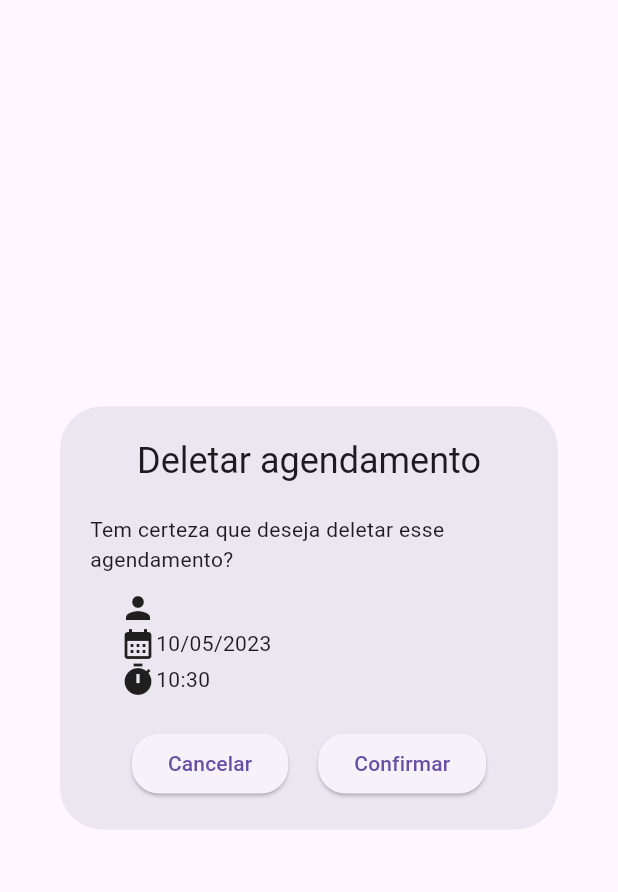
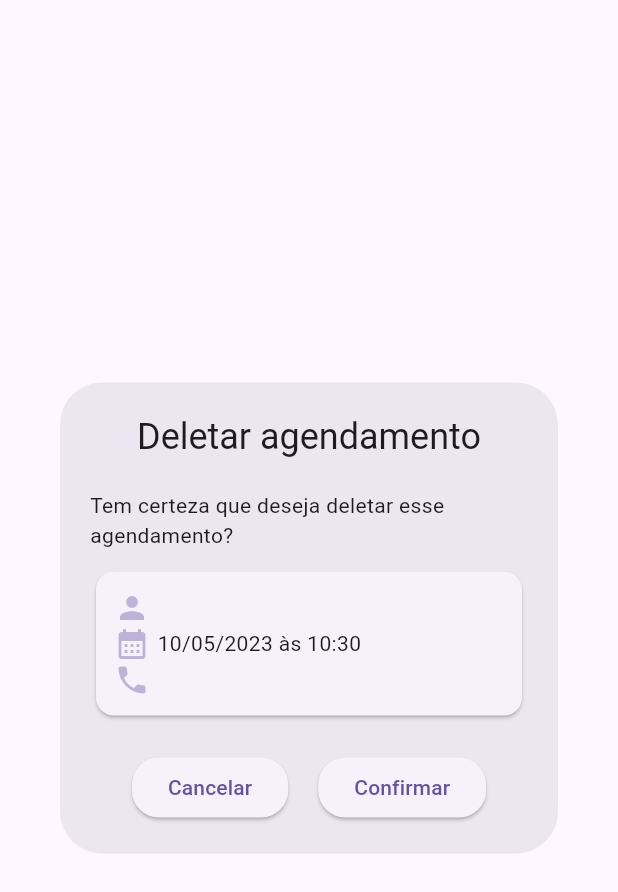
Before and after one commit to daricesousa/crud_agendamento, a Flutter app: the AppointmentDeleteDialog widget shown alone on an empty page, opened directly with empty values, on a phone screen of 412 x 824 dp. Shown: the top 892 px of the screen. Run offline on Flutter 3.47's test engine with Material 2 defaults, Android fonts, the phone set to English and light mode, and no system bars; our stand-ins replace get; missing offline and left inert: mask, scrollable_clean_calendar; network calls fail.

Commit message:
Improve layout of appointments in HomePage

```diff
--- a/lib/app/modules/home/widgets/appointment_delete_dialog.dart
+++ b/lib/app/modules/home/widgets/appointment_delete_dialog.dart
@@ -1,6 +1,6 @@
-import 'package:crud_agendamento/app/core/utils/formatters.dart';
 import 'package:crud_agendamento/app/core/widgets/app_button.dart';
 import 'package:crud_agendamento/app/models/appointment_model.dart';
+import 'package:crud_agendamento/app/modules/home/widgets/card_appointment.dart';
 import 'package:flutter/material.dart';
 import 'package:get/get.dart';
 
@@ -37,30 +37,7 @@ class _AppointmentDeleteDialogState extends State<AppointmentDeleteDialog> {
               const SizedBox(height: 20),
               const Text("Tem certeza que deseja deletar esse agendamento?"),
               const SizedBox(height: 10),
-              Row(
-                crossAxisAlignment: CrossAxisAlignment.center,
-                children: [
-                  const SizedBox(width: 20),
-                  const Icon(Icons.person),
-                  Text(appointment.name),
-                ],
-              ),
-              Row(
-                crossAxisAlignment: CrossAxisAlignment.center,
-                children: [
-                  const SizedBox(width: 20),
-                  const Icon(Icons.calendar_month),
-                  Text(Formatters.dateDisplay(appointment.date)),
-                ],
-              ),
-              Row(
-                crossAxisAlignment: CrossAxisAlignment.center,
-                children: [
-                  const SizedBox(width: 20),
-                  const Icon(Icons.timer),
-                  Text(Formatters.hourDisplay(appointment.date)),
-                ],
-              ),
+              CardAppointment(appointment: appointment, actions: false),
               const SizedBox(height: 20),
               Wrap(
                 alignment: WrapAlignment.spaceBetween,
--- /dev/null
+++ b/lib/app/modules/home/widgets/card_appointment.dart
@@ -0,0 +1,86 @@
+import 'package:crud_agendamento/app/core/utils/formatters.dart';
+import 'package:crud_agendamento/app/models/appointment_model.dart';
+import 'package:flutter/material.dart';
+import 'package:get/get.dart';
+
+class CardAppointment extends StatelessWidget {
+  final AppointmentModel appointment;
+  final Function()? edit;
+  final Function()? delete;
+  final bool actions;
+
+  const CardAppointment({
+    Key? key,
+    required this.appointment,
+    this.edit,
+    this.delete,
+    this.actions = true,
+  }) : super(key: key);
+
+  @override
+  Widget build(BuildContext context) {
+    return Card(
+      child: Padding(
+        padding: const EdgeInsets.all(12.0),
+        child: Row(
+          crossAxisAlignment: CrossAxisAlignment.start,
+          mainAxisAlignment: MainAxisAlignment.spaceBetween,
+          children: [
+            Column(
+              crossAxisAlignment: CrossAxisAlignment.start,
+              children: [
+                _IconText(icon: Icons.person, text: appointment.name),
+                _IconText(
+                    icon: Icons.calendar_month,
+                    text:
+                        "${(Formatters.dateDisplay(appointment.date))} às ${Formatters.hourDisplay(appointment.date)}"),
+                if (appointment.fone != null)
+                  _IconText(icon: Icons.phone, text: appointment.fone!),
+              ],
+            ),
+            const Spacer(),
+            if (actions)
+              Row(
+                mainAxisAlignment: MainAxisAlignment.end,
+                children: [
+                  IconButton(
+                      icon: Icon(Icons.edit,
+                          color: context.theme.primaryColor.withAlpha(100)),
+                      onPressed: edit),
+                  const SizedBox(width: 8),
+                  IconButton(
+                      icon: Icon(Icons.delete,
+                          color: context.theme.primaryColor.withAlpha(100)),
+                      onPressed: delete),
+                ],
+              ),
+          ],
+        ),
+      ),
+    );
+  }
+}
+
+class _IconText extends StatelessWidget {
+  final IconData icon;
+  final String text;
+  const _IconText({
+    Key? key,
+    required this.icon,
+    required this.text,
+  }) : super(key: key);
+
+  @override
+  Widget build(BuildContext context) {
+    return Row(
+      children: [
+        Icon(
+          icon,
+          color: context.theme.primaryColor.withAlpha(100),
+        ),
+        const SizedBox(width: 5),
+        Text(text),
+      ],
+    );
+  }
+}
--- a/pubspec.yaml
+++ b/pubspec.yaml
@@ -37,7 +37,6 @@ dependencies:
   # Use with the CupertinoIcons class for iOS style icons.
   cupertino_icons: ^1.0.2
   get: ^4.6.5
-  responsive_row: ^1.0.1
   intl: ^0.17.0
   mask: ^1.0.4
   scrollable_clean_calendar: ^1.4.0
```
Also changed, not shown: lib/app/modules/home/home_page.dart (+23 -87 lines), pubspec.lock.
